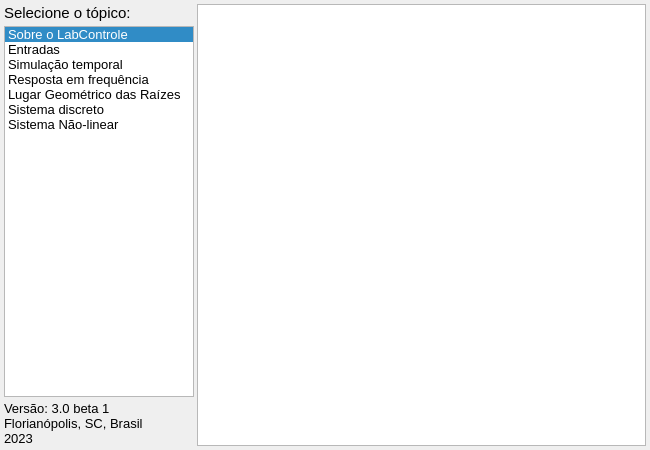
This is HelpWindow.ui in miguelmoreto/labcontrole as Qt 5 draws it before an edit. The edited form follows.
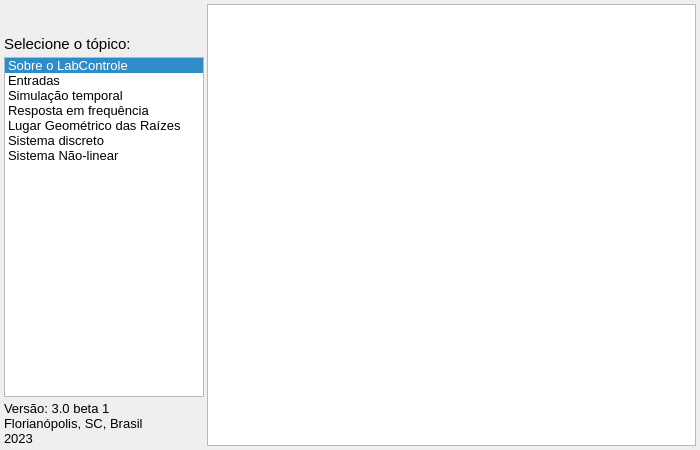
This is the edited form. Icons and pictures are not drawn.

Commit message: Added help files and updated help window.

Diff of the .ui file:
```diff
--- a/HelpWindow.ui
+++ b/HelpWindow.ui
@@ -6,7 +6,7 @@
    <rect>
     <x>0</x>
     <y>0</y>
-    <width>650</width>
+    <width>700</width>
     <height>450</height>
    </rect>
   </property>
@@ -18,7 +18,11 @@
   <property name="windowTitle">
    <string>Ajuda do LabControle</string>
   </property>
-  <layout class="QHBoxLayout" name="horizontalLayout" stretch="0,1">
+  <property name="windowIcon">
+   <iconset resource="images.qrc">
+    <normaloff>:/icons_UI/images/icon32x32.png</normaloff>:/icons_UI/images/icon32x32.png</iconset>
+  </property>
+  <layout class="QHBoxLayout" name="horizontalLayout" stretch="0,0">
    <property name="spacing">
     <number>3</number>
    </property>
@@ -39,8 +43,27 @@
      <property name="spacing">
       <number>4</number>
      </property>
+     <item>
+      <widget class="QLabel" name="labelUFSC">
+       <property name="text">
+        <string/>
+       </property>
+       <property name="pixmap">
+        <pixmap resource="images.qrc">:/icons_UI/images/ufsc_large.png</pixmap>
+       </property>
+       <property name="alignment">
+        <set>Qt::AlignCenter</set>
+       </property>
+      </widget>
+     </item>
      <item>
       <widget class="QLabel" name="label">
+       <property name="minimumSize">
+        <size>
+         <width>0</width>
+         <height>30</height>
+        </size>
+       </property>
        <property name="maximumSize">
         <size>
          <width>190</width>
@@ -55,6 +78,9 @@
        <property name="text">
         <string>Selecione o tópico:</string>
        </property>
+       <property name="alignment">
+        <set>Qt::AlignBottom|Qt::AlignLeading|Qt::AlignLeft</set>
+       </property>
       </widget>
      </item>
      <item>
@@ -67,7 +93,7 @@
        </property>
        <property name="maximumSize">
         <size>
-         <width>190</width>
+         <width>200</width>
          <height>16777215</height>
         </size>
        </property>
@@ -123,8 +149,8 @@
     </layout>
    </item>
    <item>
-    <widget class="QTextEdit" name="textEditContent">
-     <property name="readOnly">
+    <widget class="QTextBrowser" name="textBrowser">
+     <property name="openExternalLinks">
       <bool>true</bool>
      </property>
     </widget>
```
Left out of the diff: 4 changed lines with no effect on the pictures. The commit also changes 20 other files.
